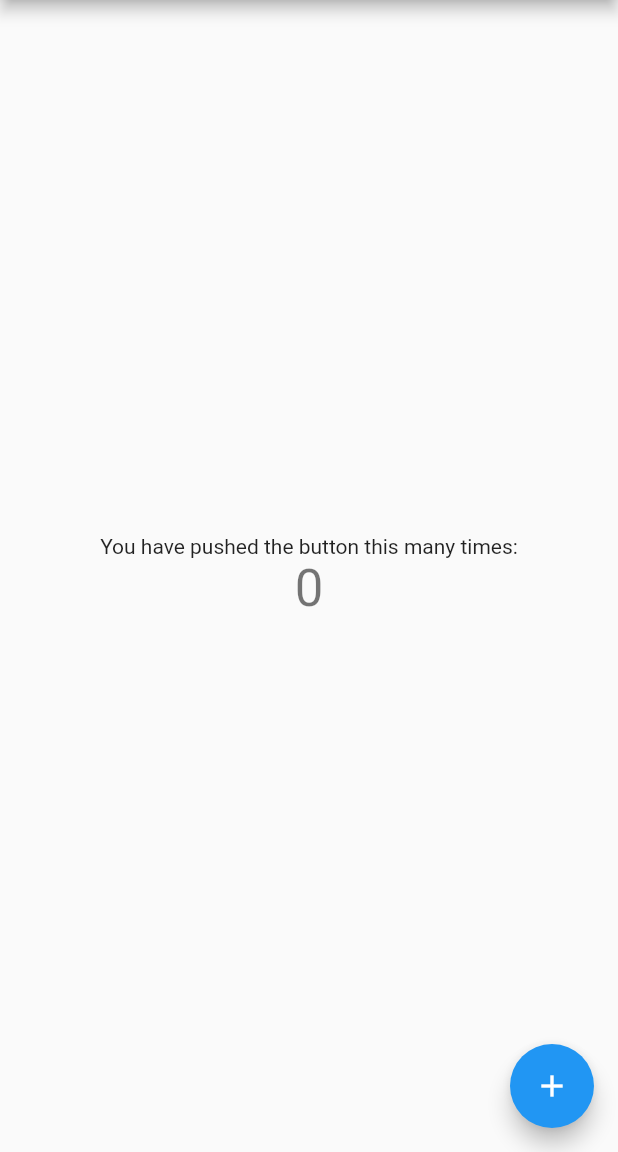
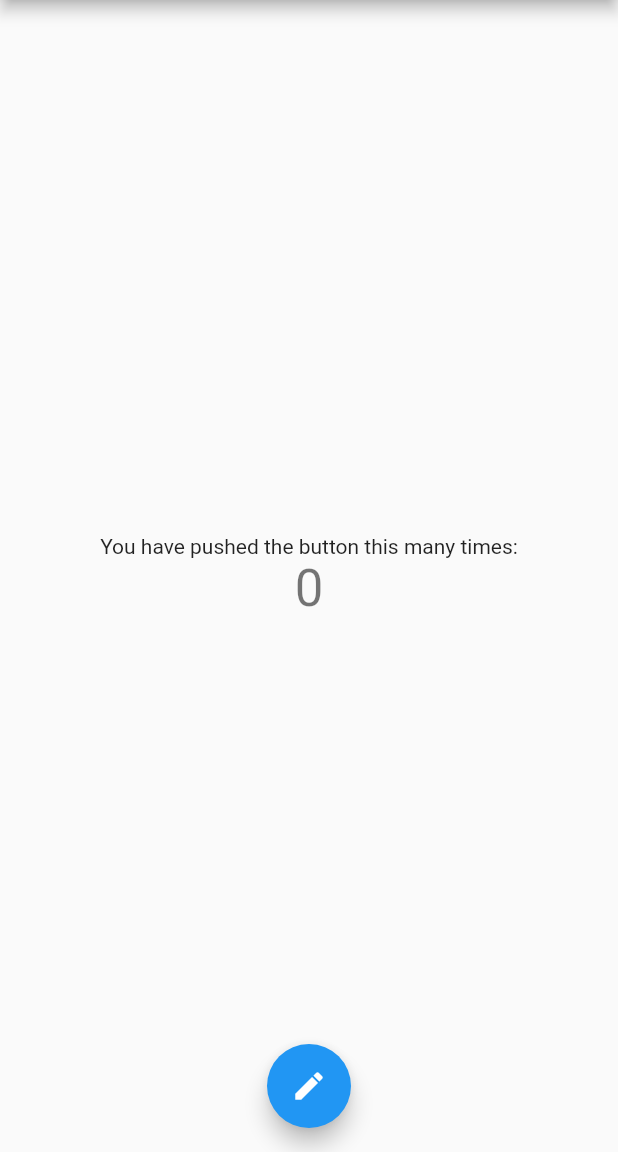
Before and after one commit to acroquelois/poke-flutter, a Flutter app: the screen it shows after launch, on a phone screen of 412 x 824 dp, the part 84-1236 px from its top. Run offline on Flutter 3.47's test engine with Material 2 defaults, Android fonts, the phone set to English and light mode, and no system bars.

```diff
--- /dev/null
+++ b/lib/domain/word.dart
@@ -0,0 +1,6 @@
+class Word {
+  int id;
+  String fr;
+  String en;
+  Word({this.id, this.fr, this.en});
+}
--- a/lib/main.dart
+++ b/lib/main.dart
@@ -1,3 +1,4 @@
+import 'package:first_flutter_app/ui/home.dart';
 import 'package:flutter/material.dart';
 
 void main() {
@@ -30,88 +31,3 @@ class MyApp extends StatelessWidget {
     );
   }
 }
-
-class MyHomePage extends StatefulWidget {
-  MyHomePage({Key key, this.title}) : super(key: key);
-
-  // This widget is the home page of your application. It is stateful, meaning
-  // that it has a State object (defined below) that contains fields that affect
-  // how it looks.
-
-  // This class is the configuration for the state. It holds the values (in this
-  // case the title) provided by the parent (in this case the App widget) and
-  // used by the build method of the State. Fields in a Widget subclass are
-  // always marked "final".
-
-  final String title;
-
-  @override
-  _MyHomePageState createState() => _MyHomePageState();
-}
-
-class _MyHomePageState extends State<MyHomePage> {
-  int _counter = 0;
-
-  void _incrementCounter() {
-    setState(() {
-      // This call to setState tells the Flutter framework that something has
-      // changed in this State, which causes it to rerun the build method below
-      // so that the display can reflect the updated values. If we changed
-      // _counter without calling setState(), then the build method would not be
-      // called again, and so nothing would appear to happen.
-      _counter++;
-    });
-  }
-
-  @override
-  Widget build(BuildContext context) {
-    // This method is rerun every time setState is called, for instance as done
-    // by the _incrementCounter method above.
-    //
-    // The Flutter framework has been optimized to make rerunning build methods
-    // fast, so that you can just rebuild anything that needs updating rather
-    // than having to individually change instances of widgets.
-    return Scaffold(
-      appBar: AppBar(
-        // Here we take the value from the MyHomePage object that was created by
-        // the App.build method, and use it to set our appbar title.
-        title: Text(widget.title),
-      ),
-      body: Center(
-        // Center is a layout widget. It takes a single child and positions it
-        // in the middle of the parent.
-        child: Column(
-          // Column is also a layout widget. It takes a list of children and
-          // arranges them vertically. By default, it sizes itself to fit its
-          // children horizontally, and tries to be as tall as its parent.
-          //
-          // Invoke "debug painting" (press "p" in the console, choose the
-          // "Toggle Debug Paint" action from the Flutter Inspector in Android
-          // Studio, or the "Toggle Debug Paint" command in Visual Studio Code)
-          // to see the wireframe for each widget.
-          //
-          // Column has various properties to control how it sizes itself and
-          // how it positions its children. Here we use mainAxisAlignment to
-          // center the children vertically; the main axis here is the vertical
-          // axis because Columns are vertical (the cross axis would be
-          // horizontal).
-          mainAxisAlignment: MainAxisAlignment.center,
-          children: <Widget>[
-            Text(
-              'You have pushed the button this many times:',
-            ),
-            Text(
-              '$_counter',
-              style: Theme.of(context).textTheme.headline4,
-            ),
-          ],
-        ),
-      ),
-      floatingActionButton: FloatingActionButton(
-        onPressed: _incrementCounter,
-        tooltip: 'Increment',
-        child: Icon(Icons.add),
-      ), // This trailing comma makes auto-formatting nicer for build methods.
-    );
-  }
-}
--- /dev/null
+++ b/lib/ui/home.dart
@@ -0,0 +1,78 @@
+import 'package:first_flutter_app/ui/list.dart';
+import 'package:flutter/cupertino.dart';
+import 'package:flutter/material.dart';
+
+class MyHomePage extends StatefulWidget {
+  MyHomePage({Key key, this.title}) : super(key: key);
+
+  // This widget is the home page of your application. It is stateful, meaning
+  // that it has a State object (defined below) that contains fields that affect
+  // how it looks.
+
+  // This class is the configuration for the state. It holds the values (in this
+  // case the title) provided by the parent (in this case the App widget) and
+  // used by the build method of the State. Fields in a Widget subclass are
+  // always marked "final".
+
+  final String title;
+
+  @override
+  _MyHomePageState createState() => _MyHomePageState();
+}
+
+class _MyHomePageState extends State<MyHomePage> {
+  int _counter = 0;
+
+  void _incrementCounter() {
+    setState(() {
+      // This call to setState tells the Flutter framework that something has
+      // changed in this State, which causes it to rerun the build method below
+      // so that the display can reflect the updated values. If we changed
+      // _counter without calling setState(), then the build method would not be
+      // called again, and so nothing would appear to happen.
+      _counter++;
+    });
+  }
+
+  @override
+  Widget build(BuildContext context) {
+    // This method is rerun every time setState is called, for instance as done
+    // by the _incrementCounter method above.
+    //
+    // The Flutter framework has been optimized to make rerunning build methods
+    // fast, so that you can just rebuild anything that needs updating rather
+    // than having to individually change instances of widgets.
+    return Scaffold(
+      appBar: AppBar(
+        // Here we take the value from the MyHomePage object that was created by
+        // the App.build method, and use it to set our appbar title.
+        title: Text(widget.title),
+      ),
+      body: Center(
+        child: Column(
+          mainAxisAlignment: MainAxisAlignment.center,
+          children: <Widget>[
+            Text(
+              'You have pushed the button this many times:',
+            ),
+            Text(
+              '$_counter',
+              style: Theme.of(context).textTheme.headline4,
+            ),
+          ],
+        ),
+      ),
+      floatingActionButton: FloatingActionButton(
+        onPressed: () { Navigator.push(
+            context,
+            MaterialPageRoute(builder: (context) => ListPage())
+          );
+        },
+        tooltip: 'Increment',
+
+        child: Icon(Icons.create),
+      ),
+      floatingActionButtonLocation: FloatingActionButtonLocation.centerFloat,// This trailing comma makes auto-formatting nicer for build methods.
+    );
+  }
+}
```
Also changed, not shown: lib/ui/list.dart (added, +84 -0 lines).
